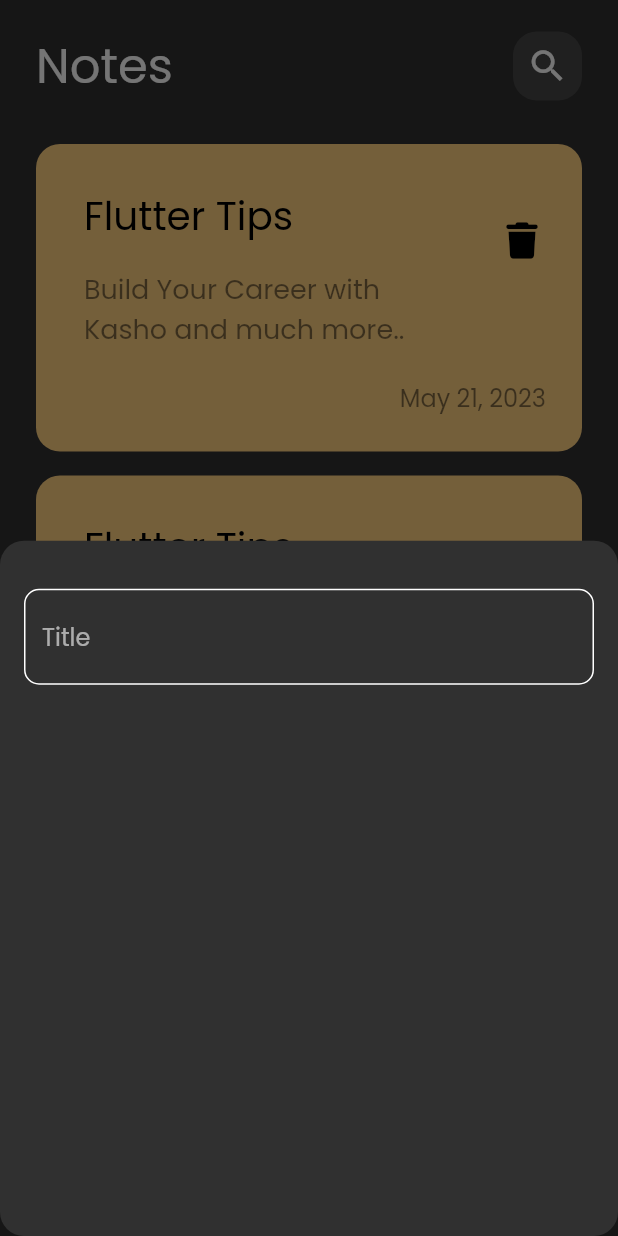
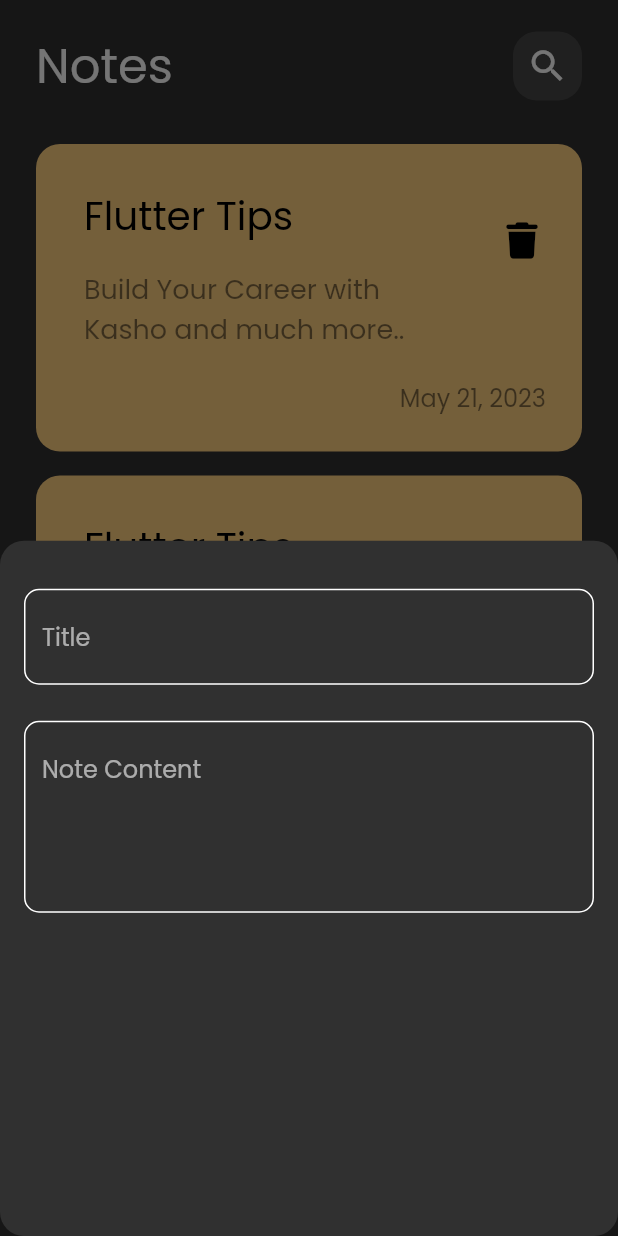
Before and after one commit to thekasho/notes_app_learning, a Flutter app: the screen it shows after launch, after a tap on the "add" icon, on a phone screen of 412 x 824 dp. Run offline on Flutter 3.47's test engine with Material 2 defaults, Android fonts, the phone set to English and light mode, and no system bars; our stand-ins replace font_awesome_flutter.

Commit message:
insert fields to notes bottom sheet

```diff
--- a/lib/views/widgets/add_note_bottom_sheet.dart
+++ b/lib/views/widgets/add_note_bottom_sheet.dart
@@ -11,7 +11,9 @@
       child: Column(
         children: [
           SizedBox(height: 32.0,),
-          CustomTextField(),
+          CustomTextField(hint: 'Title'),
+          SizedBox(height: 24.0,),
+          CustomTextField(hint: 'Note Content', maxLines: 4),
         ],
       ),
     );
--- a/lib/views/widgets/custom_text_fiels.dart
+++ b/lib/views/widgets/custom_text_fiels.dart
@@ -3,14 +3,18 @@
 import '../../constants.dart';
 
 class CustomTextField extends StatelessWidget {
-  const CustomTextField({Key? key}) : super(key: key);
+  const CustomTextField({Key? key, required this.hint, this.maxLines = 1}) : super(key: key);
+
+  final String hint;
+  final int maxLines;
 
   @override
   Widget build(BuildContext context) {
     return TextField(
       cursorColor: kPrimaryColor,
+      maxLines: maxLines,
       decoration: InputDecoration(
-        hintText: 'Title',
+        hintText: hint,
         border: BuildBorder(),
         enabledBorder: BuildBorder(),
         focusedBorder: BuildBorder(kPrimaryColor),
```
